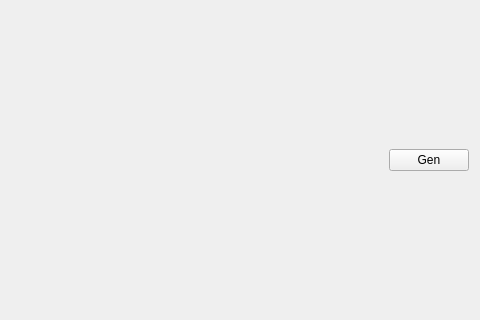
The window that src/gui/report/frame_report_view.ui (vkyzmsj/EnergyConsumptionDataAcquisition) describes before a commit, drawn with Qt 5; both pictures show x 391 to 871 and y 90 to 410 of the 871 by 502 pixel window.
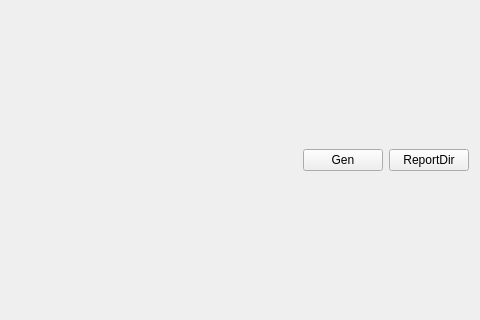
The same window after the commit.

```diff
--- a/src/gui/report/frame_report_view.ui
+++ b/src/gui/report/frame_report_view.ui
@@ -62,6 +62,13 @@
          </property>
         </widget>
        </item>
+       <item>
+        <widget class="QPushButton" name="pushButton_open_report_dir">
+         <property name="text">
+          <string>ReportDir</string>
+         </property>
+        </widget>
+       </item>
       </layout>
      </item>
      <item>
```
